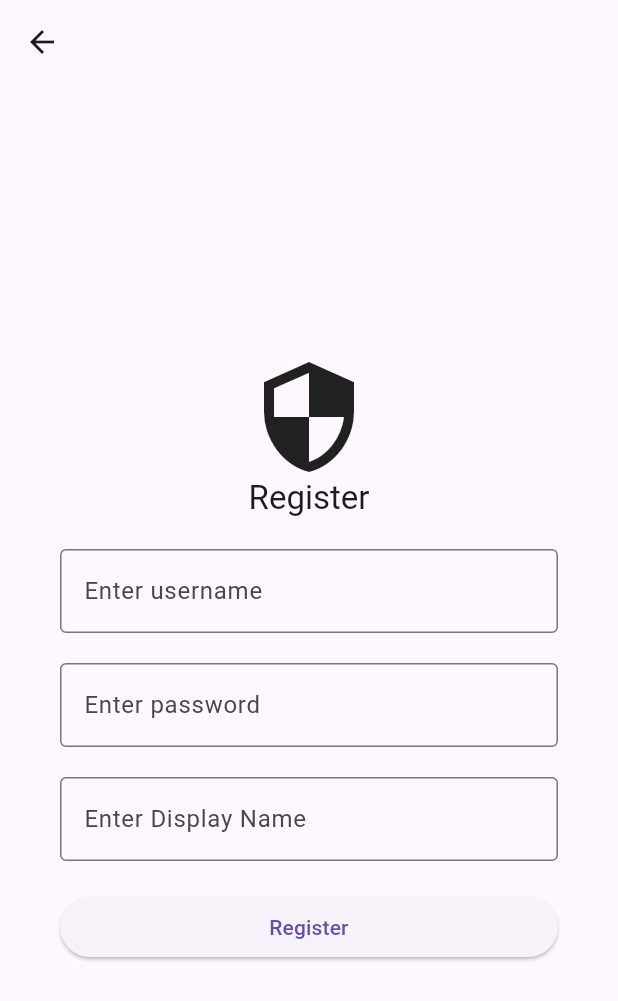
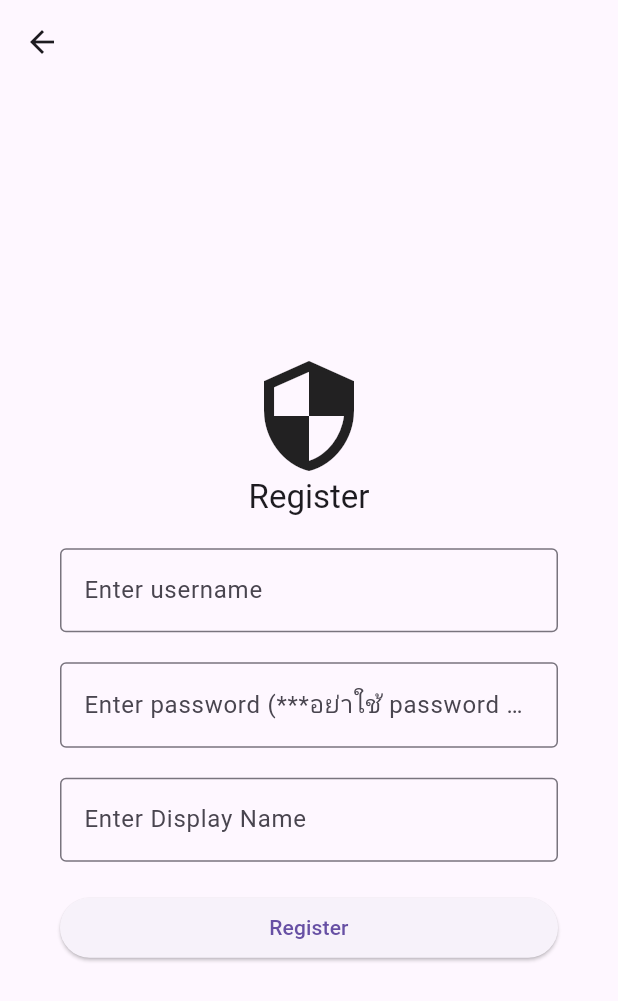
Before and after one commit to one1yean2/flutter_project, a Flutter app: the screen it shows after launch, in the side drawer, after a tap on "REGISTER", on a phone screen of 412 x 824 dp. Shown: the top 1001 px of the screen. Run offline on Flutter 3.47's test engine with Material 3 defaults, Android fonts, the light colour scheme and no system bars; our stand-ins replace dio, flutter_animate, flutter_secure_storage, google_fonts.

Commit message:
add caution

```diff
--- a/lib/pages/registerpage.dart
+++ b/lib/pages/registerpage.dart
@@ -44,7 +44,7 @@ class _RegisterPageState extends State<RegisterPage> {
               TextField(
                 controller: _passwordController,
                 decoration: InputDecoration(
-                  hintText: 'Enter password',
+                  hintText: 'Enter password (***อย่าใช้ password จริง)',
                   border: OutlineInputBorder(),
                 ),
               ),
```
